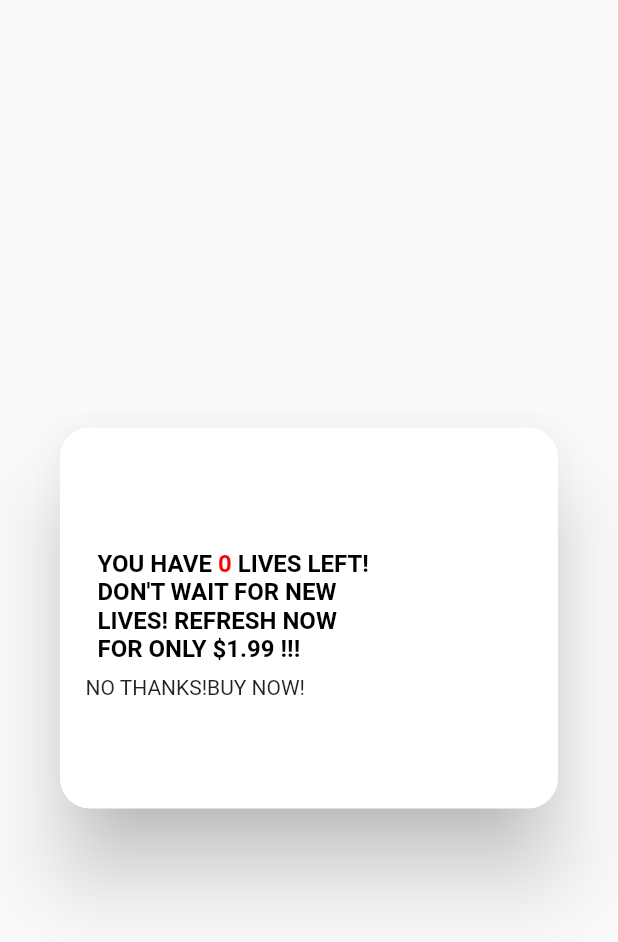
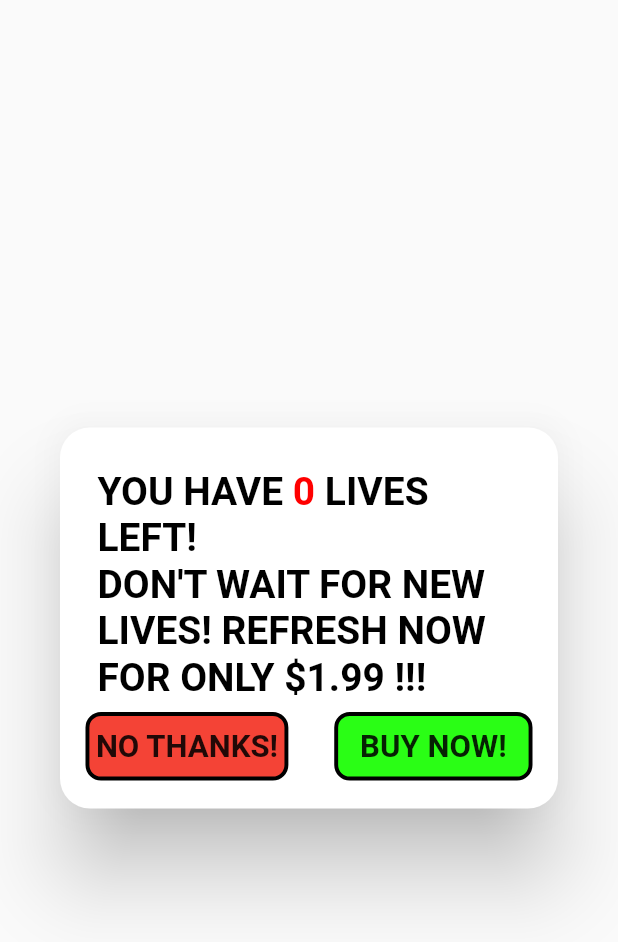
Before and after one commit to start514/flutter_jackpot_android, a Flutter app: the BuyLifeDialog widget shown alone on an empty page, opened directly, on a phone screen of 412 x 824 dp. Shown: the top 942 px of the screen. Run offline on Flutter 3.47's test engine with Material 2 defaults, Android fonts, the phone set to English and light mode, and no system bars; drawn by our look-alikes of flutter_html; our stand-ins replace assets_audio_player, auto_size_text, dio, fluttertoast, in_app_purchase, shared_preferences and 3 more; missing offline and left inert: assets_audio_player_web, google_sign_in_web, shared_preferences_web, unity_ads_plugin; accounts and stored records are empty; network calls fail; Roboto replaces fonts that are missing (DIN Condensed); statements that could not run were skipped.

Commit message:
Life Dialog Styling

```diff
--- a/lib/dialogs/buy_life_dialog.dart
+++ b/lib/dialogs/buy_life_dialog.dart
@@ -217,19 +217,62 @@ class _BuyLifeDialogState extends State<BuyLifeDialog> {
                     "html": Style(
                       textAlign: TextAlign.center,
                       color: blackColor,
-                      fontSize: FontSize(16.0),
+                      fontSize: FontSize(30.0 * unitWidthValue),
                       fontWeight: FontWeight.bold,
                     ),
                   },
                 ),
                 Row(
+                  mainAxisAlignment: MainAxisAlignment.spaceBetween,
                   children: [
                     InkWell(
-                      child: Container(child: Text("NO THANKS!")),
+                      child: Container(
+                        child: Text(
+                          "NO THANKS!",
+                          style: TextStyle(
+                            fontWeight: FontWeight.bold,
+                            fontSize: unitWidthValue * 24,
+                          ),
+                        ),
+                        padding: EdgeInsets.symmetric(
+                          vertical: unitHeightValue * 10,
+                          horizontal: unitWidthValue * 5,
+                        ),
+                        decoration: BoxDecoration(
+                          color: redColor,
+                          border: Border.all(
+                            color: blackColor,
+                            width: unitWidthValue * 3,
+                          ),
+                          borderRadius:
+                              BorderRadius.circular(unitWidthValue * 12),
+                        ),
+                      ),
                       onTap: noThanks,
                     ),
                     InkWell(
-                      child: Container(child: Text("BUY NOW!")),
+                      child: Container(
+                        child: Text(
+                          "  BUY NOW!  ",
+                          style: TextStyle(
+                            fontWeight: FontWeight.bold,
+                            fontSize: unitWidthValue * 24,
+                          ),
+                        ),
+                        padding: EdgeInsets.symmetric(
+                          vertical: unitHeightValue * 10,
+                          horizontal: unitWidthValue * 5,
+                        ),
+                        decoration: BoxDecoration(
+                          color: greenColor,
+                          border: Border.all(
+                            color: blackColor,
+                            width: unitWidthValue * 3,
+                          ),
+                          borderRadius:
+                              BorderRadius.circular(unitWidthValue * 12),
+                        ),
+                      ),
                       onTap: buyLife,
                     )
                   ],
--- a/lib/utils/life_utils.dart
+++ b/lib/utils/life_utils.dart
@@ -3,7 +3,7 @@ import 'dart:math';
 import 'package:flutterjackpot/utils/common/shared_preferences.dart';
 import 'package:intl/intl.dart';
 
-const LIFE_GENERATION_PERIOD = 120;
+const LIFE_GENERATION_PERIOD = 7200;
 
 class LifeClass {
   static int life = 5;
@@ -22,9 +22,11 @@ class LifeClass {
     Duration diff = DateTime.now().difference(lastConsumeDate!);
     int wait = diff.inSeconds % LIFE_GENERATION_PERIOD;
     wait = LIFE_GENERATION_PERIOD - wait;
-    int min = (wait / 60).floor();
+    int hour = (wait / 3600).floor();
+    int min = ((wait % 3600) / 60).floor();
     int sec = wait % 60;
-    return DateFormat("IN mm:ss").format(new DateTime(2000, 1, 1, 0, min, sec));
+    return DateFormat("IN 0$hour:mm:ss")
+        .format(new DateTime(2000, 1, 1, hour, min, sec));
   }
 
   static void init() {
```
Also changed, not shown: lib/view/trivia_streak/get_streak_model.dart (+12 -0 lines), lib/view/trivia_streak/trivia_streak_screen.dart (+9 -3 lines).
